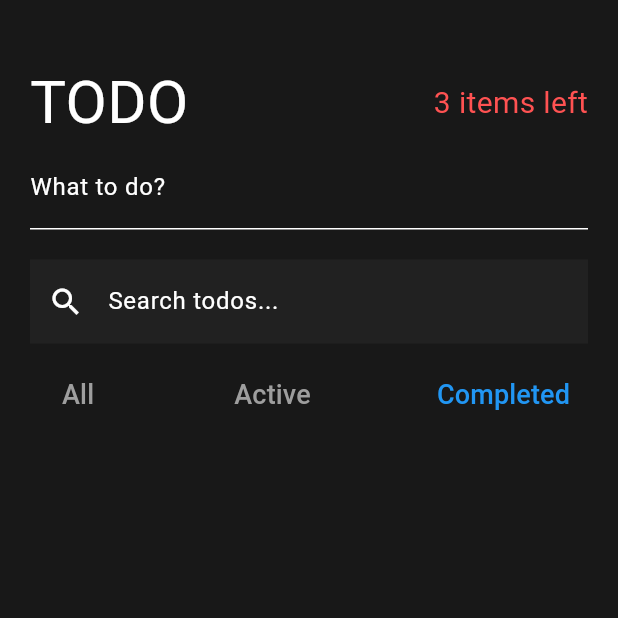
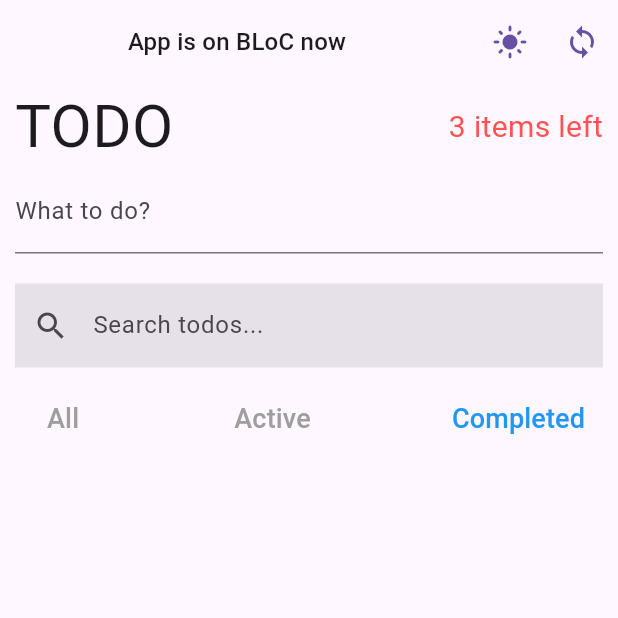
Before and after one commit to RamanGodun/TODO-APP--Cubit-BLoC-each-with-two-state-shapes-, a Flutter app: the screen it shows after launch, after a tap on "Completed", on a phone screen of 412 x 824 dp, the top half of it. Run offline on Flutter 3.47's test engine with Material 3 defaults, Android fonts, the phone set to English and light mode, and no system bars; our stand-ins replace bloc, equatable, flutter_bloc, google_fonts, hydrated_bloc, rxdart.

Commit message:
feat: add theme changing

```diff
--- a/lib/core/app_constants/app_strings.dart
+++ b/lib/core/app_constants/app_strings.dart
@@ -1,6 +1,9 @@
 /// 🌐 [AppStrings] holds all the static text used in the application.
 abstract class AppStrings {
   /// 🏠 Titles
+  static const String appTitle = 'ToDo app';
+  static const String appIsOnBloc = 'App is on BLoC now';
+  static const String appIsOnCubit = 'App is on Cubit now';
 
   /// 🆗 Buttons
   static const String okButton = 'OK';
--- a/lib/core/app_settings_on_cubit/app_settings_state.dart
+++ b/lib/core/app_settings_on_cubit/app_settings_state.dart
@@ -1,8 +1,8 @@
 part of 'app_settings_cubit.dart';
 
-/// 🎛️ [AppSettingsOnCubitState] manages the application settings for [AppSettingsOnCubit].
+/// 🎛️ [AppSettingsState] manages the application settings for [AppSettingsCubit].
 /// It controls whether the app is using BLoC or Cubit and manages theme preferences for both.
-class AppSettingsOnCubitState extends Equatable {
+class AppSettingsState extends Equatable {
   /// 🔁 Indicates whether the app uses BLoC or Cubit for state management.
   final bool isUsingBlocForAppFeatures;
 
@@ -11,7 +11,7 @@ class AppSettingsOnCubitState extends Equatable {
   final bool isDarkThemeForCubit;
 
   /// 🆕 Creates an immutable state for app settings.
-  const AppSettingsOnCubitState({
+  const AppSettingsState({
     required this.isUsingBlocForAppFeatures,
     required this.isDarkThemeForBloc,
     required this.isDarkThemeForCubit,
@@ -20,8 +20,8 @@ class AppSettingsOnCubitState extends Equatable {
   /// 🛠️ Returns the initial state with default values:
   /// ✅ BLoC as the state management approach
   /// 🌞 Light theme for both BLoC and Cubit.
-  factory AppSettingsOnCubitState.initial() {
-    return const AppSettingsOnCubitState(
+  factory AppSettingsState.initial() {
+    return const AppSettingsState(
       isUsingBlocForAppFeatures: true,
       isDarkThemeForBloc: false,
       isDarkThemeForCubit: false,
@@ -30,12 +30,12 @@ class AppSettingsOnCubitState extends Equatable {
 
   /// ✨ Creates a new state with optional overrides while maintaining immutability.
   /// Useful for updating only specific fields without mutating the original state.
-  AppSettingsOnCubitState copyWith({
+  AppSettingsState copyWith({
     bool? isUseBloc,
     bool? isDarkThemeForBloc,
     bool? isDarkThemeForCubit,
   }) {
-    return AppSettingsOnCubitState(
+    return AppSettingsState(
       isUsingBlocForAppFeatures: isUseBloc ?? isUsingBlocForAppFeatures,
       isDarkThemeForBloc: isDarkThemeForBloc ?? this.isDarkThemeForBloc,
       isDarkThemeForCubit: isDarkThemeForCubit ?? this.isDarkThemeForCubit,
--- a/lib/main.dart
+++ b/lib/main.dart
@@ -1,16 +1,27 @@
+import 'package:flutter/foundation.dart';
 import 'package:flutter/material.dart';
 import 'package:flutter_bloc/flutter_bloc.dart';
+import 'package:hydrated_bloc/hydrated_bloc.dart';
+import 'package:path_provider/path_provider.dart';
 
+import 'core/app_constants/app_strings.dart';
+import 'core/app_settings_on_cubit/app_settings_cubit.dart';
 import 'core/config/app_config.dart';
 import 'core/config/observer/app_bloc_observer.dart';
-import 'core/theming/app_theme.dart';
 import 'core/utils/bloc_exports.dart';
 import 'core/utils/cubits_export.dart';
 
 import 'presentation/home_page.dart';
 
-void main() {
+void main() async {
+  WidgetsFlutterBinding.ensureInitialized();
   Bloc.observer = AppBlocObserver();
+  HydratedBloc.storage = await HydratedStorage.build(
+    storageDirectory: kIsWeb
+        ? HydratedStorageDirectory.web
+        : HydratedStorageDirectory((await getTemporaryDirectory()).path),
+  );
+
   runApp(const StateManagementProvider());
 }
 
@@ -23,7 +34,7 @@ class StateManagementProvider extends StatelessWidget {
       providers: AppConfig.isAppStateShapeManagementWithListeners
           ? _createListenerStateProviders(context)
           : _createStreamSubscriptionStateProviders(context),
-      child: const MaterialAppWidget(),
+      child: const AppStateBuilder(),
     );
   }
 
@@ -90,6 +101,7 @@ class StateManagementProvider extends StatelessWidget {
 
   /// 🧩 Common Providers shared between both state shapes
   List<BlocProvider> _createCommonProviders() => [
+        BlocProvider<AppSettingsCubit>(create: (context) => AppSettingsCubit()),
         BlocProvider<TodoListCubit>(create: (context) => TodoListCubit()),
         BlocProvider<TodoFilterCubit>(
             create: (context) => TodoFilterCubit(), lazy: true),
@@ -103,33 +115,36 @@ class StateManagementProvider extends StatelessWidget {
       ];
 }
 
+/// 🎯 [AppStateBuilder] selects between Bloc and Cubit state management
+class AppStateBuilder extends StatelessWidget {
+  const AppStateBuilder({super.key});
+
+  @override
+  Widget build(BuildContext context) {
+    return BlocBuilder<AppSettingsCubit, AppSettingsState>(
+      builder: (context, state) {
+        final isDarkMode = state.isUsingBlocForAppFeatures
+            ? state.isDarkThemeForBloc
+            : state.isDarkThemeForCubit;
+        return MaterialAppWidget(isDarkMode: isDarkMode);
+      },
+    );
+  }
+}
+
+/// 📱 [MaterialAppWidget] builds the MaterialApp with the selected theme and routing
 class MaterialAppWidget extends StatelessWidget {
-  const MaterialAppWidget({
-    super.key,
-  });
+  final bool isDarkMode;
+
+  const MaterialAppWidget({super.key, required this.isDarkMode});
 
   @override
   Widget build(BuildContext context) {
     return MaterialApp(
-      title: 'TODO',
+      title: AppStrings.appTitle,
       debugShowCheckedModeBanner: false,
-      theme: AppThemes.darkTheme,
+      theme: isDarkMode ? ThemeData.dark() : ThemeData.light(),
       home: const HomePage(),
     );
   }
 }
-
-/*
-
-     ! NEED TO DO next:
-
-? 1. Data persistence (SQLie or Hive)
-? 2. Additional state management ("In Progress" state with CircularProgressIndicator)
-? 3. Error dialog
-? 4. Pagination (traditional or infinite scrolling)
-? 5. Use TextWidget, not Text(...)
-? 6. Use custom showDialog
-? 7. Refactor design
-? 8. Use onGenerate routes navigation if add extra pages
-
- */
--- a/lib/presentation/home_page.dart
+++ b/lib/presentation/home_page.dart
@@ -1,24 +1,66 @@
 import 'package:flutter/material.dart';
+import 'package:flutter_bloc/flutter_bloc.dart';
 
+import '../core/app_constants/app_constants.dart';
+import '../core/app_constants/app_strings.dart';
+import '../core/app_settings_on_cubit/app_settings_cubit.dart';
+import '../core/utils/helpers.dart';
 import 'create_todo.dart';
 import 'search_and_filter_todo.dart';
 import 'show_todos.dart';
 import 'todo_header.dart';
+import 'widgets/text_widget.dart';
 
 class HomePage extends StatelessWidget {
   const HomePage({super.key});
 
   @override
   Widget build(BuildContext context) {
+    // 🔍 Determine if the app uses BLoC or Cubit for state management
+    final isUsingBlocForAppFeatures = context.select<AppSettingsCubit, bool>(
+        (cubit) => cubit.state.isUsingBlocForAppFeatures);
+
+    final isDarkMode = context.select<AppSettingsCubit, bool>(
+      (cubit) => cubit.state.isUsingBlocForAppFeatures
+          ? cubit.state.isDarkThemeForBloc
+          : cubit.state.isDarkThemeForCubit,
+    );
+
     return SafeArea(
       child: Scaffold(
-        body: SingleChildScrollView(
-          child: Padding(
-            padding: const EdgeInsets.symmetric(
-              horizontal: 20.0,
-              vertical: 40.0,
+        appBar: AppBar(
+          title: Center(
+            child: TextWidget(
+              isUsingBlocForAppFeatures
+                  ? AppStrings.appIsOnBloc
+                  : AppStrings.appIsOnCubit,
+              TextType.titleMedium,
             ),
-            child: Column(
+          ),
+          actions: [
+            IconButton(
+              icon: Icon(
+                isDarkMode
+                    ? AppConstants.darkModeIcon
+                    : AppConstants.lightModeIcon,
+                color: Helpers.getColorScheme(context).primary,
+              ),
+              onPressed: () => _toggleTheme(context, isDarkMode),
+            ),
+            IconButton(
+              icon: Icon(
+                isUsingBlocForAppFeatures
+                    ? AppConstants.syncIcon
+                    : AppConstants.changeCircleIcon,
+                color: Helpers.getColorScheme(context).primary,
+              ),
+              onPressed: () => context.read<AppSettingsCubit>().toggleUseBloc(),
+            ),
+          ],
+        ),
+        body: Padding(
+          padding: const EdgeInsets.symmetric(horizontal: 10),
+          child: ListView(
             children: [
               const TodoHeader(),
               const CreateTodo(),
@@ -29,7 +71,14 @@ class HomePage extends StatelessWidget {
           ),
         ),
       ),
-      ),
     );
   }
+
+  ///
+  /// 🕹️ Toggles the theme between light and dark.
+  void _toggleTheme(BuildContext context, bool isDarkMode) {
+    context.read<AppSettingsCubit>().toggleTheme(!isDarkMode);
+
+    print('Theme toggled to ${!isDarkMode ? 'Dark' : 'Light'} mode');
   }
+}
```
Also changed, not shown: lib/core/app_settings_on_cubit/app_settings_cubit.dart (+8 -8 lines), 1 other file. Lines whose indentation alone changed are shown as unchanged.
